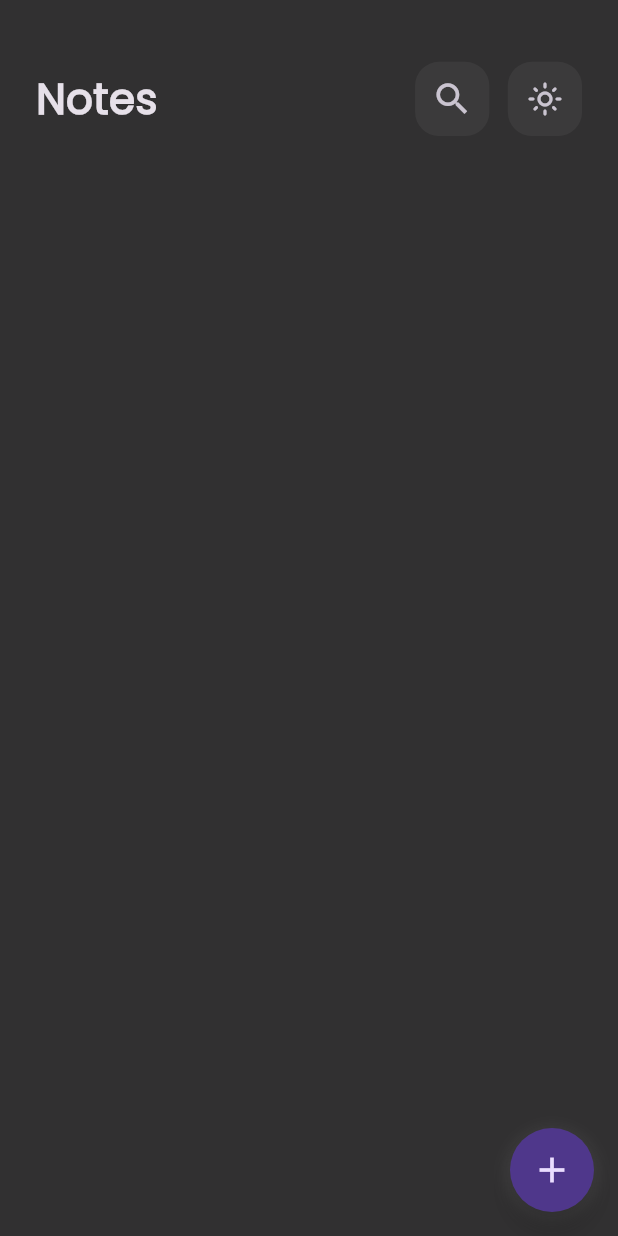
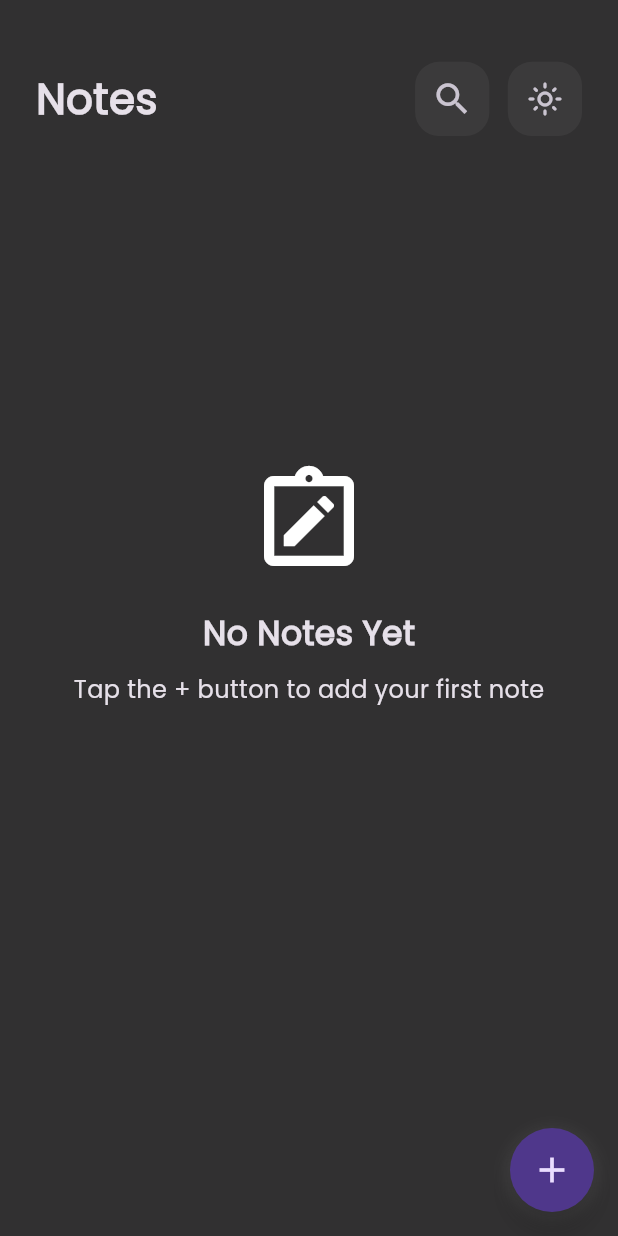
Before and after one commit to OmarGamalDev/notes-app, a Flutter app: the screen it shows after launch, on a phone screen of 412 x 824 dp. Run offline on Flutter 3.47's test engine with Material 3 defaults, Android fonts, the phone set to English and light mode, and no system bars; our stand-ins replace flutter_bloc, font_awesome_flutter, hive, hive_flutter; accounts and stored records are empty.

Commit message:
feat: edit note done  enhance note management; update note model to allow mutable fields, improve routing with note arguments, and implement state management for notes fetching

```diff
--- a/lib/core/constants/routes.dart
+++ b/lib/core/constants/routes.dart
@@ -1,4 +1,5 @@
 import 'package:flutter/material.dart';
+import 'package:notes_app/features/notes/data/models/note_model.dart';
 import 'package:notes_app/features/notes/presentation/views/edit_note_view.dart';
 import 'package:notes_app/features/notes/presentation/views/notes_view.dart';
 import 'package:notes_app/features/splash/presentation/views/splash_view.dart';
@@ -11,7 +12,9 @@ Route<dynamic> onGenerateRoute(RouteSettings settings) {
     case NotesView.routeName:
       return MaterialPageRoute(builder: (_) => const NotesView());
     case EditNoteView.routeName:
-      return MaterialPageRoute(builder: (_) => const EditNoteView());
+      return MaterialPageRoute(builder: (_) => EditNoteView(
+          note: settings.arguments as NoteModel
+      ));
     default:
       return MaterialPageRoute(
         builder: (_) => const NotesView(),
--- a/lib/core/shared_widgets/custom_text_form_field.dart
+++ b/lib/core/shared_widgets/custom_text_form_field.dart
@@ -11,12 +11,14 @@ class CustomTextFormField extends StatelessWidget {
     this.suffixIcon,
     required this.keyboardType,
     required this.contentPadding,
+    this.onChanged,
   });
   final String hintText;
   final void Function(String?)? onSaved;
   final Widget? suffixIcon;
   final TextInputType keyboardType;
   final EdgeInsets contentPadding;
+  final void Function(String)? onChanged;
   @override
   Widget build(BuildContext context) {
     return Padding(
@@ -24,6 +26,7 @@ class CustomTextFormField extends StatelessWidget {
       child: TextFormField(
         keyboardType: keyboardType,
         onSaved: onSaved,
+        onChanged: onChanged,
         validator: (value) {
           if (value == null || value.isEmpty) {
             return 'This field is required';
--- a/lib/features/notes/data/models/note_model.dart
+++ b/lib/features/notes/data/models/note_model.dart
@@ -5,13 +5,13 @@ part 'note_model.g.dart';
 @HiveType(typeId: 0)
 class NoteModel extends HiveObject {
   @HiveField(0)
-  final String title;
+   String title;
   @HiveField(1)
-  final String subTitle;
+  String subTitle;
   @HiveField(2)
   final String date;
   @HiveField(3)
-  final int color;
+   int color;
   NoteModel({
     required this.title,
     required this.subTitle,
--- a/lib/features/notes/presentation/cubit/read notes/notes_cubit.dart
+++ b/lib/features/notes/presentation/cubit/read notes/notes_cubit.dart
@@ -1,4 +1,3 @@
-import 'package:flutter/material.dart';
 import 'package:flutter_bloc/flutter_bloc.dart';
 import 'package:hive/hive.dart';
 import 'package:notes_app/features/notes/data/models/note_model.dart';
@@ -7,9 +6,9 @@ part 'notes_state.dart';
 
 class NotesCubit extends Cubit<NotesState> {
   NotesCubit() : super(NotesCubitInitial());
-  List<NoteModel>? notes;
-  fetchAllNotes() async {
+
+  void fetchAllNotes() {
     var notesBox = Hive.box<NoteModel>('notes_box');
-    notes = notesBox.values.toList();
+    emit(NotesFetchSuccess(notesBox.values.toList()));
   }
 }
--- a/lib/features/notes/presentation/cubit/read notes/notes_state.dart
+++ b/lib/features/notes/presentation/cubit/read notes/notes_state.dart
@@ -1,6 +1,10 @@
 part of 'notes_cubit.dart';
 
-@immutable
-sealed class NotesState {}
+abstract class NotesState {}
 
-final class NotesCubitInitial extends NotesState {}
+class NotesCubitInitial extends NotesState {}
+
+class NotesFetchSuccess extends NotesState {
+  final List<NoteModel> notes;
+  NotesFetchSuccess(this.notes);
+}
--- a/lib/features/notes/presentation/views/edit_note_view.dart
+++ b/lib/features/notes/presentation/views/edit_note_view.dart
@@ -1,13 +1,17 @@
 import 'package:flutter/material.dart';
+import 'package:notes_app/features/notes/data/models/note_model.dart';
 import 'package:notes_app/features/notes/presentation/views/widgets/edit_note_view_body.dart';
 
 class EditNoteView extends StatelessWidget {
-  const EditNoteView({super.key});
-static const String routeName = '/editNote';
+  const EditNoteView({super.key, required this.note});
+  static const String routeName = '/editNote';
+  final NoteModel note;
   @override
   Widget build(BuildContext context) {
     return Scaffold(
-      body:EditNoteViewBody() ,
+      body: EditNoteViewBody(
+        note: note,
+      ),
     );
   }
 }
--- a/lib/features/notes/presentation/views/notes_view.dart
+++ b/lib/features/notes/presentation/views/notes_view.dart
@@ -1,6 +1,4 @@
 import 'package:flutter/material.dart';
-import 'package:flutter_bloc/flutter_bloc.dart';
-import 'package:notes_app/features/notes/presentation/cubit/read%20notes/notes_cubit.dart';
 import 'package:notes_app/features/notes/presentation/views/widgets/custom_floating_action_button.dart';
 import 'package:notes_app/features/notes/presentation/views/widgets/notes_view_body.dart';
 
@@ -9,12 +7,9 @@ class NotesView extends StatelessWidget {
   static const String routeName = '/notes';
   @override
   Widget build(BuildContext context) {
-    return BlocProvider(
-      create: (context) => NotesCubit(),
-      child: Scaffold(
-        body: NotesViewBody(),
-        floatingActionButton: CustomFloatingActionButton(),
-      ),
+    return Scaffold(
+      body: NotesViewBody(),
+      floatingActionButton: CustomFloatingActionButton(),
     );
   }
 }
--- a/lib/features/notes/presentation/views/widgets/add_note_bottom_sheet.dart
+++ b/lib/features/notes/presentation/views/widgets/add_note_bottom_sheet.dart
@@ -1,6 +1,7 @@
 import 'package:flutter/material.dart';
 import 'package:flutter_bloc/flutter_bloc.dart';
 import 'package:notes_app/features/notes/presentation/cubit/add%20notes/add_notes_cubit.dart';
+import 'package:notes_app/features/notes/presentation/cubit/read%20notes/notes_cubit.dart';
 import 'package:notes_app/features/notes/presentation/views/notes_view.dart';
 import 'package:notes_app/features/notes/presentation/views/widgets/add_note_form.dart';
 
@@ -14,6 +15,7 @@ class AddNoteBottomSheet extends StatelessWidget {
       child: BlocConsumer<AddNotesCubit, AddNotesState>(
         listener: (context, state) {
           if (state is AddNotesSuccess) {
+            BlocProvider.of<NotesCubit>(context).fetchAllNotes();
             Navigator.pushReplacementNamed(context, NotesView.routeName);
           } else if (state is AddNotesFailure) {
             ScaffoldMessenger.of(context).showSnackBar(
--- a/lib/features/notes/presentation/views/widgets/custom_note_item.dart
+++ b/lib/features/notes/presentation/views/widgets/custom_note_item.dart
@@ -6,6 +6,7 @@ import 'package:notes_app/core/constants/app_styles.dart';
 import 'package:notes_app/core/shared_widgets/custom_button.dart';
 import 'package:notes_app/core/theme/theme_cubit.dart';
 import 'package:notes_app/features/notes/data/models/note_model.dart';
+import 'package:notes_app/features/notes/presentation/cubit/read%20notes/notes_cubit.dart';
 import 'package:notes_app/features/notes/presentation/views/edit_note_view.dart';
 
 class CustomNoteItem extends StatelessWidget {
@@ -15,7 +16,7 @@ class CustomNoteItem extends StatelessWidget {
   Widget build(BuildContext context) {
     return GestureDetector(
       onTap: () {
-        Navigator.pushNamed(context, EditNoteView.routeName);
+        Navigator.pushNamed(context, EditNoteView.routeName, arguments: note);
       },
       child: Padding(
         padding: const EdgeInsets.only(bottom: 12),
@@ -116,6 +117,7 @@ class CustomNoteItem extends StatelessWidget {
               onPressed: () {
                 note.delete();
                 Navigator.of(context).pop();
+                BlocProvider.of<NotesCubit>(context).fetchAllNotes();
               },
             ),
             CustomButton(
--- a/lib/features/notes/presentation/views/widgets/edit_note_view_body.dart
+++ b/lib/features/notes/presentation/views/widgets/edit_note_view_body.dart
@@ -1,10 +1,20 @@
 import 'package:flutter/material.dart';
+import 'package:flutter_bloc/flutter_bloc.dart';
 import 'package:notes_app/core/shared_widgets/custom_text_form_field.dart';
+import 'package:notes_app/features/notes/data/models/note_model.dart';
+import 'package:notes_app/features/notes/presentation/cubit/read%20notes/notes_cubit.dart';
 import 'package:notes_app/features/notes/presentation/views/widgets/custom_app_bar.dart';
 
-class EditNoteViewBody extends StatelessWidget {
-  const EditNoteViewBody({super.key});
+class EditNoteViewBody extends StatefulWidget {
+  const EditNoteViewBody({super.key, required this.note});
+  final NoteModel note;
 
+  @override
+  State<EditNoteViewBody> createState() => _EditNoteViewBodyState();
+}
+
+class _EditNoteViewBodyState extends State<EditNoteViewBody> {
+  String? title, content;
   @override
   Widget build(BuildContext context) {
     return CustomScrollView(
@@ -18,7 +28,13 @@ class EditNoteViewBody extends StatelessWidget {
             child: CustomAppBar(
               text: 'Edit Note',
               icon: Icons.check,
-              onPressed: () {},
+              onPressed: () {
+                widget.note.title = title ?? widget.note.title;
+                widget.note.subTitle = content ?? widget.note.subTitle;
+                widget.note.save();
+                BlocProvider.of<NotesCubit>(context).fetchAllNotes();
+                Navigator.pop(context);
+              },
             ),
           ),
         ),
@@ -27,16 +43,22 @@ class EditNoteViewBody extends StatelessWidget {
         ),
         SliverToBoxAdapter(
           child: CustomTextFormField(
-            hintText: 'Title',
+            hintText: widget.note.title,
             contentPadding: EdgeInsets.symmetric(vertical: 20, horizontal: 16),
             keyboardType: TextInputType.text,
+            onChanged: (value) {
+              title = value;
+            },
           ),
         ),
         SliverToBoxAdapter(
           child: CustomTextFormField(
-            hintText: 'Content',
+            hintText: widget.note.subTitle,
             contentPadding: EdgeInsets.symmetric(vertical: 80, horizontal: 16),
             keyboardType: TextInputType.text,
+            onChanged: (value) {
+              content = value;
+            },
           ),
         ),
       ],
--- a/lib/features/notes/presentation/views/widgets/notes_list_view.dart
+++ b/lib/features/notes/presentation/views/widgets/notes_list_view.dart
@@ -1,6 +1,5 @@
 import 'package:flutter/material.dart';
 import 'package:flutter_bloc/flutter_bloc.dart';
-import 'package:notes_app/features/notes/data/models/note_model.dart';
 import 'package:notes_app/features/notes/presentation/cubit/read%20notes/notes_cubit.dart';
 import 'package:notes_app/features/notes/presentation/views/widgets/custom_note_item.dart';
 
@@ -11,19 +10,66 @@ class NotesListView extends StatelessWidget {
   Widget build(BuildContext context) {
     return BlocBuilder<NotesCubit, NotesState>(
       builder: (context, state) {
-        List<NoteModel> notes = BlocProvider.of<NotesCubit>(context).notes!;
-        return ListView.builder(
-          padding: EdgeInsets.only(top: 13),
-          itemBuilder: (context, index) {
-            return CustomNoteItem(
-              note: notes[index],
+        if (state is NotesFetchSuccess) {
+          final notes = state.notes;
+          if (notes.isEmpty) {
+            return EmptyNotesBody();
+          } else if (notes.isEmpty == false) {
+            return Expanded(
+              child: ListView.builder(
+                padding: const EdgeInsets.only(top: 13),
+                itemBuilder: (context, index) {
+                  return CustomNoteItem(note: notes[index]);
+                },
+                shrinkWrap: true,
+                physics: const NeverScrollableScrollPhysics(),
+                itemCount: notes.length,
+              ),
             );
-          },
-          itemCount: notes.length,
-          shrinkWrap: true,
-          physics: const NeverScrollableScrollPhysics(),
-        );
+          } else {
+            return const Center(child: CircularProgressIndicator());
+          }
+        }
+        return const Center(child: CircularProgressIndicator());
       },
     );
   }
 }
+
+class EmptyNotesBody extends StatelessWidget {
+  const EmptyNotesBody({
+    super.key,
+  });
+
+  @override
+  Widget build(BuildContext context) {
+    return SizedBox(
+      height: MediaQuery.of(context).size.height * 0.7,
+      child: Column(
+        mainAxisAlignment: MainAxisAlignment.center,
+        children: [
+          const SizedBox(height: 20),
+          Icon(
+            Icons.note_alt_outlined,
+            size: 80,
+          ),
+          const SizedBox(height: 20),
+          Text(
+            'No Notes Yet',
+            style: TextStyle(
+              fontSize: 22,
+              fontWeight: FontWeight.bold,
+            ),
+          ),
+          const SizedBox(height: 10),
+          Text(
+            'Tap the + button to add your first note',
+            style: TextStyle(
+              fontSize: 16,
+            ),
+          ),
+        ],
+      ),
+    );
+  }
+}
--- a/lib/main.dart
+++ b/lib/main.dart
@@ -2,8 +2,9 @@ import 'package:flutter/material.dart';
 import 'package:flutter_bloc/flutter_bloc.dart';
 import 'package:hive_flutter/adapters.dart';
 import 'package:notes_app/core/constants/routes.dart';
+import 'package:notes_app/core/theme/theme_cubit.dart';
 import 'package:notes_app/features/notes/data/models/note_model.dart';
-import 'package:notes_app/core/theme/theme_cubit.dart';
+import 'package:notes_app/features/notes/presentation/cubit/read%20notes/notes_cubit.dart';
 import 'package:notes_app/features/splash/presentation/views/splash_view.dart';
 import 'package:notes_app/simple_bloc_observer.dart';
 
@@ -21,8 +22,15 @@ class NotesApp extends StatelessWidget {
 
   @override
   Widget build(BuildContext context) {
-    return BlocProvider(
-      create: (context) => ThemeCubit(),
+    return  MultiBlocProvider(
+      providers: [
+        BlocProvider<ThemeCubit>(
+          create: (context) => ThemeCubit(),
+        ),
+        BlocProvider<NotesCubit>(
+          create: (context) => NotesCubit(),
+        ),
+      ],
       child: BlocBuilder<ThemeCubit, ThemeMode>(
         builder: (context, themeMode) {
           return MaterialApp(
```
